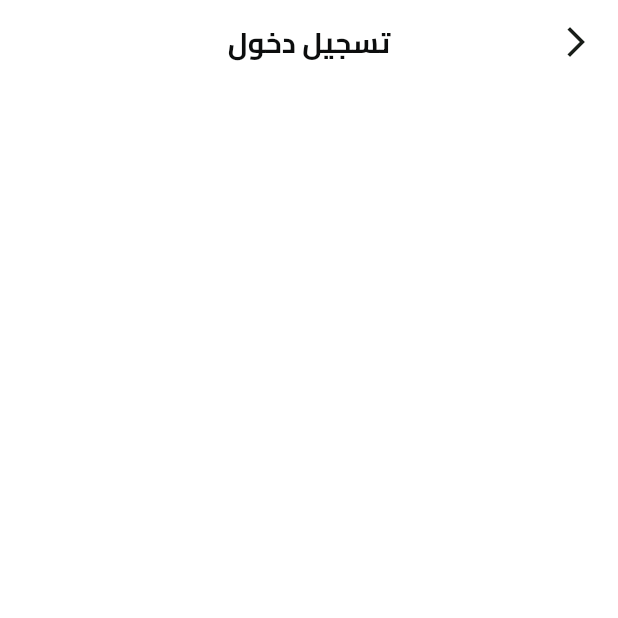
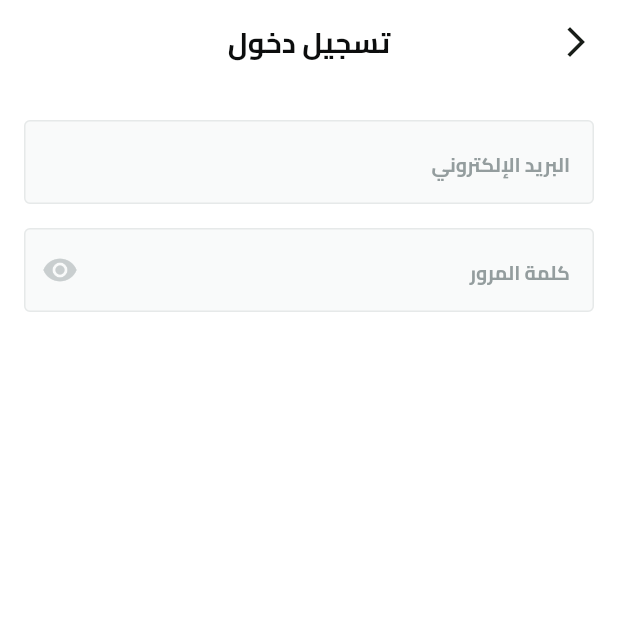
Before and after one commit to wael-saif23/fruit-hub, a Flutter app: the screen it shows after launch, after a tap on "تخط", on a phone screen of 412 x 824 dp, the top half of it. Run offline on Flutter 3.47's test engine with Material 3 defaults, Android fonts, the phone set to English and light mode, and no system bars; our stand-ins replace dots_indicator, flutter_svg, shared_preferences.

Commit message:
** edit login UI
- add light shaded gray color to app color style
- create custom form text field
- add text field to login screen

```diff
--- a/lib/core/utils/app_colors.dart
+++ b/lib/core/utils/app_colors.dart
@@ -7,4 +7,5 @@ abstract class  AppColors {
   static const Color kLightGray = Color(0xFF949D9E);
   static const Color kGray = Color(0xFF4E5556);
   static const Color kblack = Color(0xFF0C0D0D);
+  static const Color kLightShadedGray = Color(0xFFE6E9EA);
   }
--- /dev/null
+++ b/lib/core/widgets/custom_form_text_field.dart
@@ -0,0 +1,41 @@
+import 'package:flutter/material.dart';
+import 'package:fruits_hub/core/utils/app_text_styles.dart';
+
+class CustomFormTextField extends StatelessWidget {
+  const CustomFormTextField(
+      {super.key,
+      required this.hintText,
+      required this.textInputType,
+      this.suffixIcon});
+  final String hintText;
+  final TextInputType textInputType;
+  final Widget? suffixIcon;
+  @override
+  Widget build(BuildContext context) {
+    return TextFormField(
+      keyboardType: textInputType,
+      decoration: InputDecoration(
+        suffixIcon: suffixIcon,
+        hintStyle: AppTextStyles.bold13.copyWith(
+          color: const Color(0xFF949D9E),
+        ),
+        hintText: hintText,
+        filled: true,
+        fillColor: const Color(0xFFF9FAFA),
+        border: buildBorder(),
+        enabledBorder: buildBorder(),
+        focusedBorder: buildBorder(),
+      ),
+    );
+  }
+}
+
+OutlineInputBorder buildBorder() {
+  return OutlineInputBorder(
+    borderRadius: BorderRadius.circular(4),
+    borderSide: const BorderSide(
+      width: 1,
+      color: Color(0xFFE6E9E9),
+    ),
+  );
+}
--- a/lib/features/auth/presentation/views/widgets/login_view_body.dart
+++ b/lib/features/auth/presentation/views/widgets/login_view_body.dart
@@ -1,4 +1,6 @@
 import 'package:flutter/material.dart';
+import 'package:fruits_hub/constants.dart';
+import 'package:fruits_hub/core/widgets/custom_form_text_field.dart';
 
 class LoginViewBody extends StatelessWidget {
   const LoginViewBody({super.key});
@@ -6,7 +8,31 @@ class LoginViewBody extends StatelessWidget {
   @override
   Widget build(BuildContext context) {
     return const SingleChildScrollView(
-      child: Column(),
+      child: Padding(
+        padding: EdgeInsets.symmetric(horizontal: KHorizontalPadding),
+        child: Column(
+          children: [
+            SizedBox(
+              height: 24,
+            ),
+            CustomFormTextField(
+              hintText: 'البريد الإلكتروني',
+              textInputType: TextInputType.emailAddress,
+            ),
+            SizedBox(
+              height: 16,
+            ),
+            CustomFormTextField(
+              hintText: 'كلمة المرور',
+              textInputType: TextInputType.text,
+              suffixIcon: Icon(
+                Icons.remove_red_eye,
+                color: Color(0xffC9CECF),
+              ),
+            ),
+          ],
+        ),
+      ),
     );
   }
 }
```
